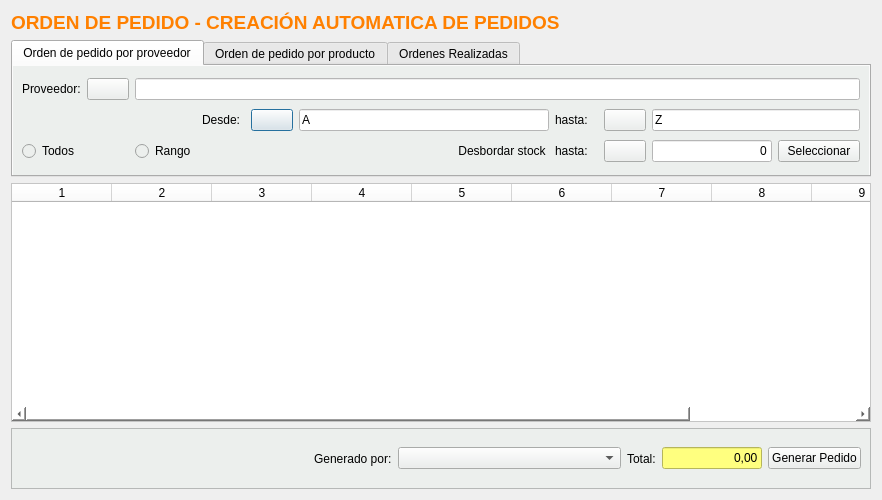
First picture: the form in Zona_Compras/frmorden_pedido_producto.ui, repository arcnexus/RedFoX, before the edit.
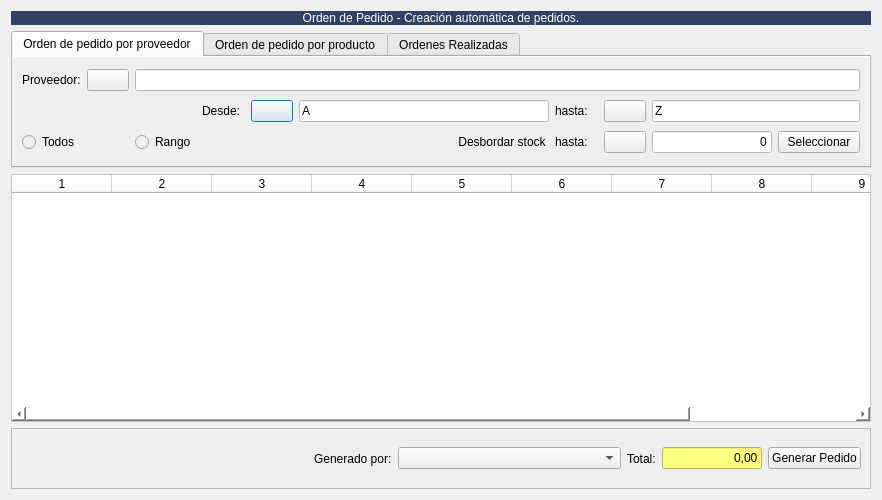
Second picture: the form after the edit. Icons and pictures are not drawn.

Patch:
```diff
--- a/Zona_Compras/frmorden_pedido_producto.ui
+++ b/Zona_Compras/frmorden_pedido_producto.ui
@@ -16,8 +16,16 @@
   <layout class="QGridLayout" name="gridLayout">
    <item row="0" column="0">
     <widget class="QLabel" name="label_36">
+     <property name="styleSheet">
+      <string notr="true">color: rgb(255, 255, 255);
+font: 75 14pt &quot;Nimbus Sans L&quot;;
+background-color: #304163;</string>
+     </property>
      <property name="text">
-      <string>&lt;html&gt;&lt;head/&gt;&lt;body&gt;&lt;p&gt;&lt;span style=&quot; font-size:14pt; font-weight:600; color:#ff8000;&quot;&gt;ORDEN DE PEDIDO - CREACIÓN AUTOMATICA DE PEDIDOS&lt;/span&gt;&lt;/p&gt;&lt;/body&gt;&lt;/html&gt;</string>
+      <string>Orden de Pedido - Creación automática de pedidos.</string>
+     </property>
+     <property name="alignment">
+      <set>Qt::AlignCenter</set>
      </property>
     </widget>
    </item>
```
